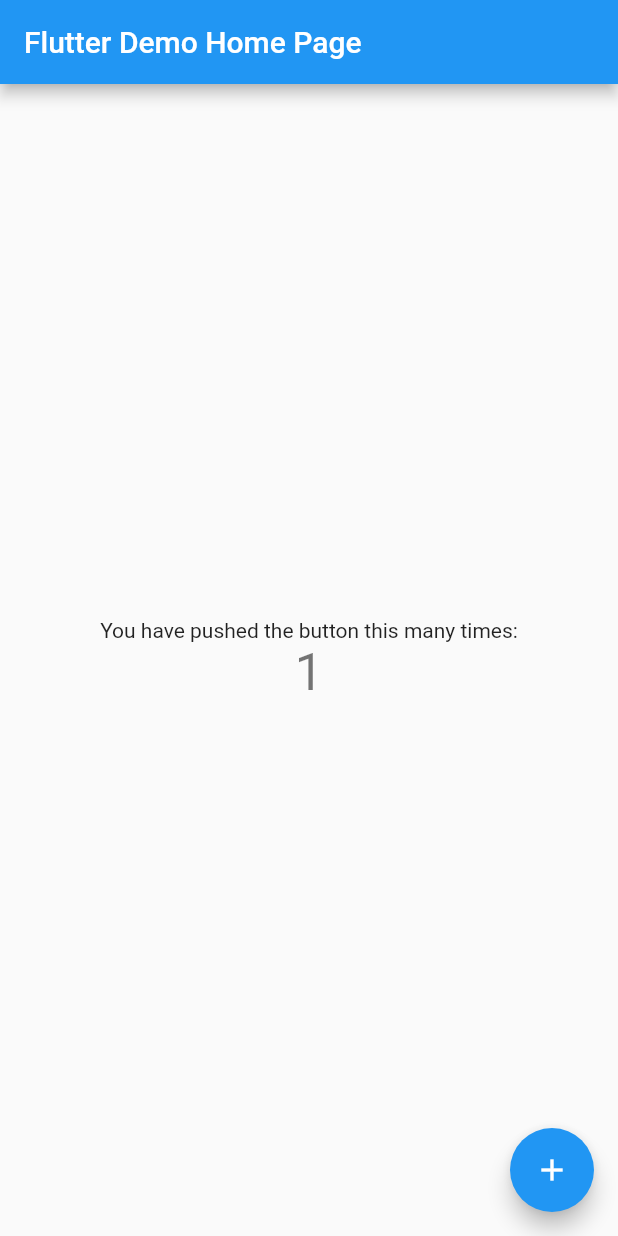
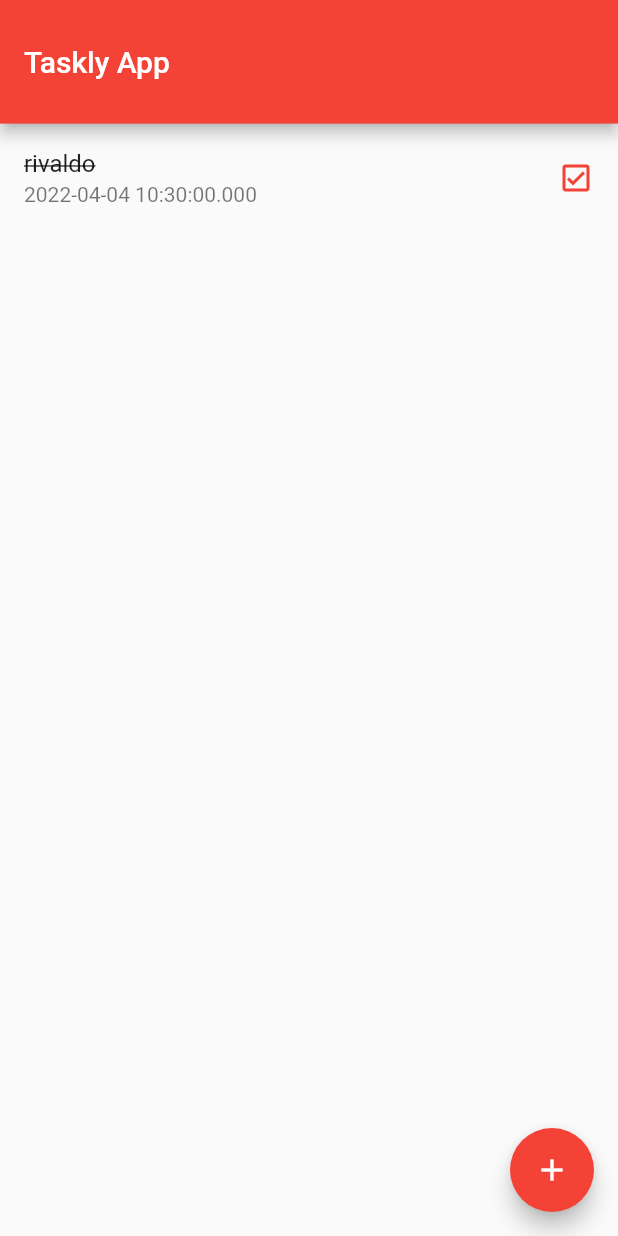
Before and after one commit to Rivzmarere/flutter-taskly-app, a Flutter app: the screen it shows after launch, after a tap on the "add" icon, on a phone screen of 412 x 824 dp. Run offline on Flutter 3.47's test engine with Material 2 defaults, Android fonts, the phone set to English and light mode, and no system bars; our stand-ins replace hive_flutter; accounts and stored records are empty.

Commit message:
flutter hive init

```diff
--- a/lib/main.dart
+++ b/lib/main.dart
@@ -1,115 +1,22 @@
 import 'package:flutter/material.dart';
+import 'package:taskly/pages/home.page.dart';
+import 'package:hive_flutter/hive_flutter.dart';
 
-void main() {
+void main() async {
+  await Hive.initFlutter("hive_boxes");
   runApp(const MyApp());
 }
 
 class MyApp extends StatelessWidget {
   const MyApp({Key? key}) : super(key: key);
-
-  // This widget is the root of your application.
   @override
   Widget build(BuildContext context) {
     return MaterialApp(
-      title: 'Flutter Demo',
+      title: 'Taskly',
       theme: ThemeData(
-        // This is the theme of your application.
-        //
-        // Try running your application with "flutter run". You'll see the
-        // application has a blue toolbar. Then, without quitting the app, try
-        // changing the primarySwatch below to Colors.green and then invoke
-        // "hot reload" (press "r" in the console where you ran "flutter run",
-        // or simply save your changes to "hot reload" in a Flutter IDE).
-        // Notice that the counter didn't reset back to zero; the application
-        // is not restarted.
-        primarySwatch: Colors.blue,
+        primarySwatch: Colors.red,
       ),
-      home: const MyHomePage(title: 'Flutter Demo Home Page'),
+      home: HomePage(),
     );
   }
 }
-
-class MyHomePage extends StatefulWidget {
-  const MyHomePage({Key? key, required this.title}) : super(key: key);
-
-  // This widget is the home page of your application. It is stateful, meaning
-  // that it has a State object (defined below) that contains fields that affect
-  // how it looks.
-
-  // This class is the configuration for the state. It holds the values (in this
-  // case the title) provided by the parent (in this case the App widget) and
-  // used by the build method of the State. Fields in a Widget subclass are
-  // always marked "final".
-
-  final String title;
-
-  @override
-  State<MyHomePage> createState() => _MyHomePageState();
-}
-
-class _MyHomePageState extends State<MyHomePage> {
-  int _counter = 0;
-
-  void _incrementCounter() {
-    setState(() {
-      // This call to setState tells the Flutter framework that something has
-      // changed in this State, which causes it to rerun the build method below
-      // so that the display can reflect the updated values. If we changed
-      // _counter without calling setState(), then the build method would not be
-      // called again, and so nothing would appear to happen.
-      _counter++;
-    });
-  }
-
-  @override
-  Widget build(BuildContext context) {
-    // This method is rerun every time setState is called, for instance as done
-    // by the _incrementCounter method above.
-    //
-    // The Flutter framework has been optimized to make rerunning build methods
-    // fast, so that you can just rebuild anything that needs updating rather
-    // than having to individually change instances of widgets.
-    return Scaffold(
-      appBar: AppBar(
-        // Here we take the value from the MyHomePage object that was created by
-        // the App.build method, and use it to set our appbar title.
-        title: Text(widget.title),
-      ),
-      body: Center(
-        // Center is a layout widget. It takes a single child and positions it
-        // in the middle of the parent.
-        child: Column(
-          // Column is also a layout widget. It takes a list of children and
-          // arranges them vertically. By default, it sizes itself to fit its
-          // children horizontally, and tries to be as tall as its parent.
-          //
-          // Invoke "debug painting" (press "p" in the console, choose the
-          // "Toggle Debug Paint" action from the Flutter Inspector in Android
-          // Studio, or the "Toggle Debug Paint" command in Visual Studio Code)
-          // to see the wireframe for each widget.
-          //
-          // Column has various properties to control how it sizes itself and
-          // how it positions its children. Here we use mainAxisAlignment to
-          // center the children vertically; the main axis here is the vertical
-          // axis because Columns are vertical (the cross axis would be
-          // horizontal).
-          mainAxisAlignment: MainAxisAlignment.center,
-          children: <Widget>[
-            const Text(
-              'You have pushed the button this many times:',
-            ),
-            Text(
-              '$_counter',
-              style: Theme.of(context).textTheme.headline4,
-            ),
-          ],
-        ),
-      ),
-      floatingActionButton: FloatingActionButton(
-        onPressed: _incrementCounter,
-        tooltip: 'Increment',
-        child: const Icon(Icons.add),
-      ), // This trailing comma makes auto-formatting nicer for build methods.
-    );
-  }
-}
--- /dev/null
+++ b/lib/pages/home.page.dart
@@ -0,0 +1,62 @@
+// ignore_for_file: non_constant_identifier_names
+import 'package:flutter/material.dart';
+
+class HomePage extends StatefulWidget {
+  HomePage();
+  @override
+  State<StatefulWidget> createState() {
+    return _HomePageSate();
+  }
+}
+
+class _HomePageSate extends State<HomePage> {
+  late double _deviceHeight, _deviceWidth;
+  _HomePageSate();
+
+  @override
+  Widget build(BuildContext context) {
+    _deviceHeight = MediaQuery.of(context).size.height;
+    _deviceWidth = MediaQuery.of(context).size.width;
+    return Scaffold(
+      appBar: AppBar(
+        toolbarHeight: _deviceHeight * 0.1,
+        title: const Text(
+          'Taskly App',
+          style: TextStyle(fontSize: 20),
+        ),
+      ),
+      body: _TaskList(),
+      floatingActionButton: _addTadst(),
+    );
+  }
+
+  Widget _TaskList() {
+    return ListView(
+      children: [
+        ListTile(
+          title: const Text(
+            "rivaldo",
+            style: TextStyle(
+              decoration: TextDecoration.lineThrough,
+            ),
+          ),
+          subtitle: Text(
+            DateTime.now().toString(),
+          ),
+          trailing: Icon(
+            Icons.check_box_outlined,
+            color: Colors.red,
+          ),
+        ),
+      ],
+    );
+  }
+
+  Widget _addTadst() {
+    return FloatingActionButton(
+        onPressed: () {},
+        child: const Icon(
+          Icons.add,
+        ));
+  }
+}
```
Also changed, not shown: 3 other files.
